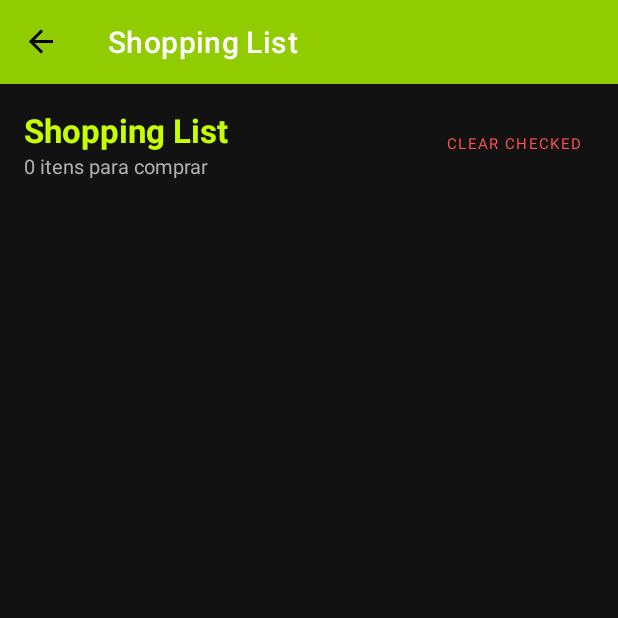
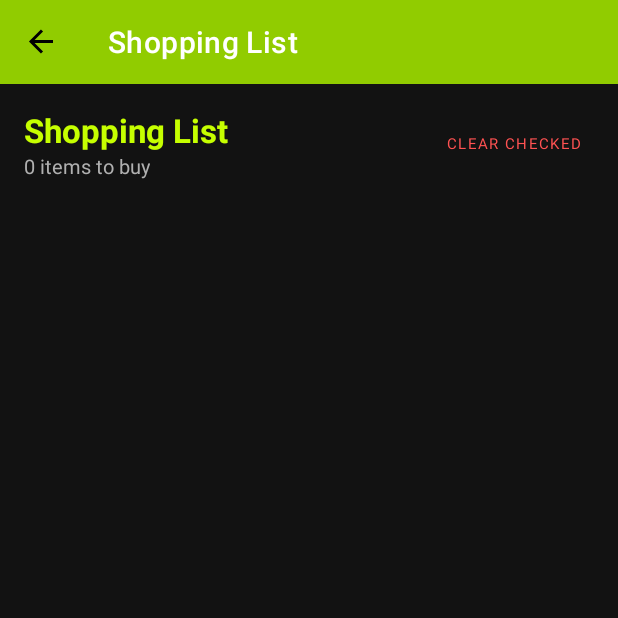
Before and after one commit to luigi043/LuigisWorkout, an Android app: the ShoppingListFragment screen opened through its navigation route, after a tap on an icon or button, on a phone screen of 412 x 824 dp, the top half of it. Run offline under Robolectric (Android 15) with nearby library versions, the phone set to English and light mode, and no system bars; our stand-ins replace navigation-ui.

Commit message:
Use English for shopping counts and progress chart labels
Translate the remaining shopping count, chart legends and BMI categories. Use Android plural resources for shopping counts and ignore whitespace-only items.

```diff
--- a/app/src/main/java/com/luigisworkout/ui/mealplan/ShoppingListFragment.kt
+++ b/app/src/main/java/com/luigisworkout/ui/mealplan/ShoppingListFragment.kt
@@ -57,17 +57,15 @@ class ShoppingListFragment : Fragment() {
         viewModel.shoppingItems.observe(viewLifecycleOwner) { items ->
             adapter.submitList(items)
             val pendingCount = items.count { !it.isChecked }
-            binding.tvItemsCount.text = if (pendingCount == 1) {
-                "1 item para comprar"
-            } else {
-                "$pendingCount itens para comprar"
-            }
+            binding.tvItemsCount.text = resources.getQuantityString(
+                R.plurals.shopping_pending_count, pendingCount, pendingCount
+            )
         }
     }
 
     private fun setupListeners() {
         binding.btnAddItem.setOnClickListener {
-            val name = binding.etItemName.text.toString()
+            val name = binding.etItemName.text.toString().trim()
             if (name.isNotEmpty()) {
                 viewModel.addShoppingItem(name)
                 binding.etItemName.text?.clear()
--- a/app/src/main/res/layout/fragment_shopping_list.xml
+++ b/app/src/main/res/layout/fragment_shopping_list.xml
@@ -31,7 +31,7 @@
                 android:id="@+id/tvItemsCount"
                 android:layout_width="wrap_content"
                 android:layout_height="wrap_content"
-                tools:text="4 itens para comprar"
+                tools:text="4 items to buy"
                 android:textSize="@dimen/text_sm"
                 android:textColor="@color/text_secondary" />
         </LinearLayout>
--- a/app/src/main/res/values/strings.xml
+++ b/app/src/main/res/values/strings.xml
@@ -15,7 +15,7 @@
     <string name="greeting_evening">Good Evening, Luigi! ⚡</string>
     <string name="nutrition_summary">Nutrition Summary</string>
     <string name="activity_calendar">Activity Calendar</string>
-    <string name="calories_goal">Calories Goal</string>
+    <string name="calories_goal">Calorie Goal</string>
     <string name="calories_remaining_format">%1$d kcal left</string>
     <string name="water_tracker">Water</string>
     <string name="log_meal">Log Meal</string>
@@ -94,6 +94,10 @@
 
     <!-- Shopping List -->
     <string name="shopping_list_title">Shopping List</string>
+    <plurals name="shopping_pending_count">
+        <item quantity="one">%d item to buy</item>
+        <item quantity="other">%d items to buy</item>
+    </plurals>
     <string name="add_item_hint">Add item...</string>
     <string name="clear_checked">Clear Checked</string>
     <string name="no_items">No items yet</string>
```
Also changed, not shown: app/src/main/java/com/luigisworkout/ui/progress/ProgressFragment.kt (+7 -7 lines).
